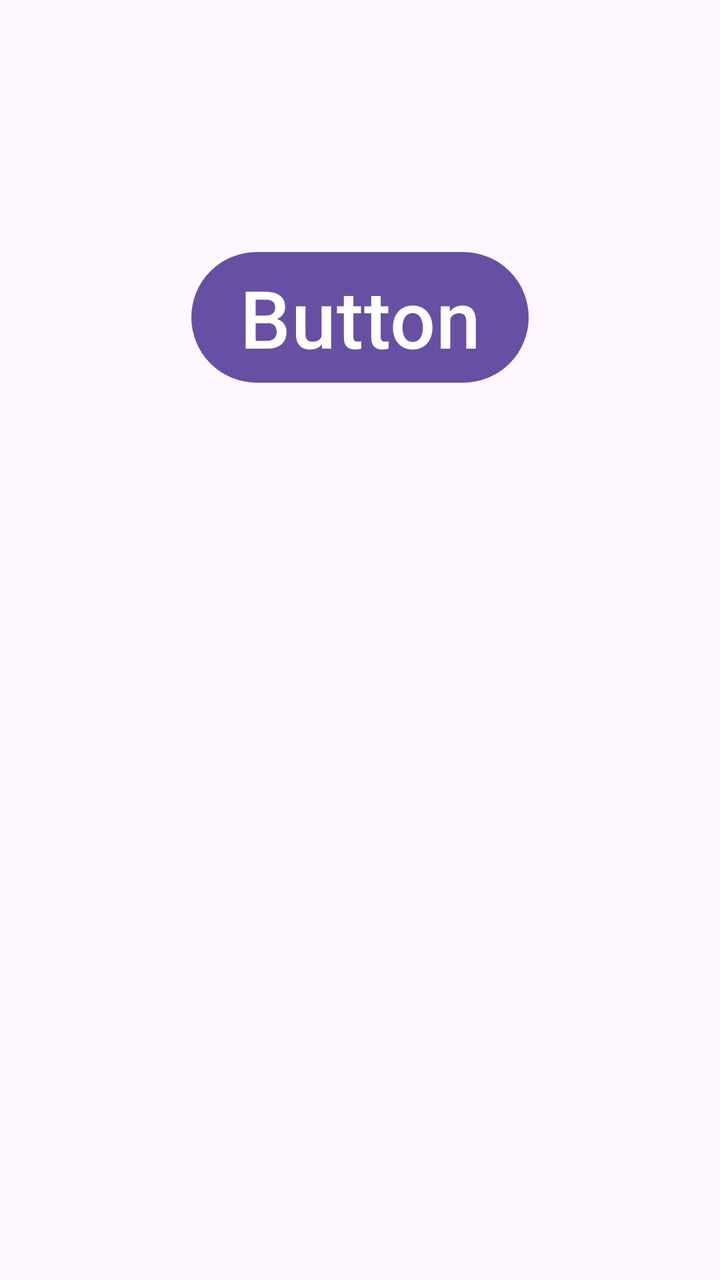
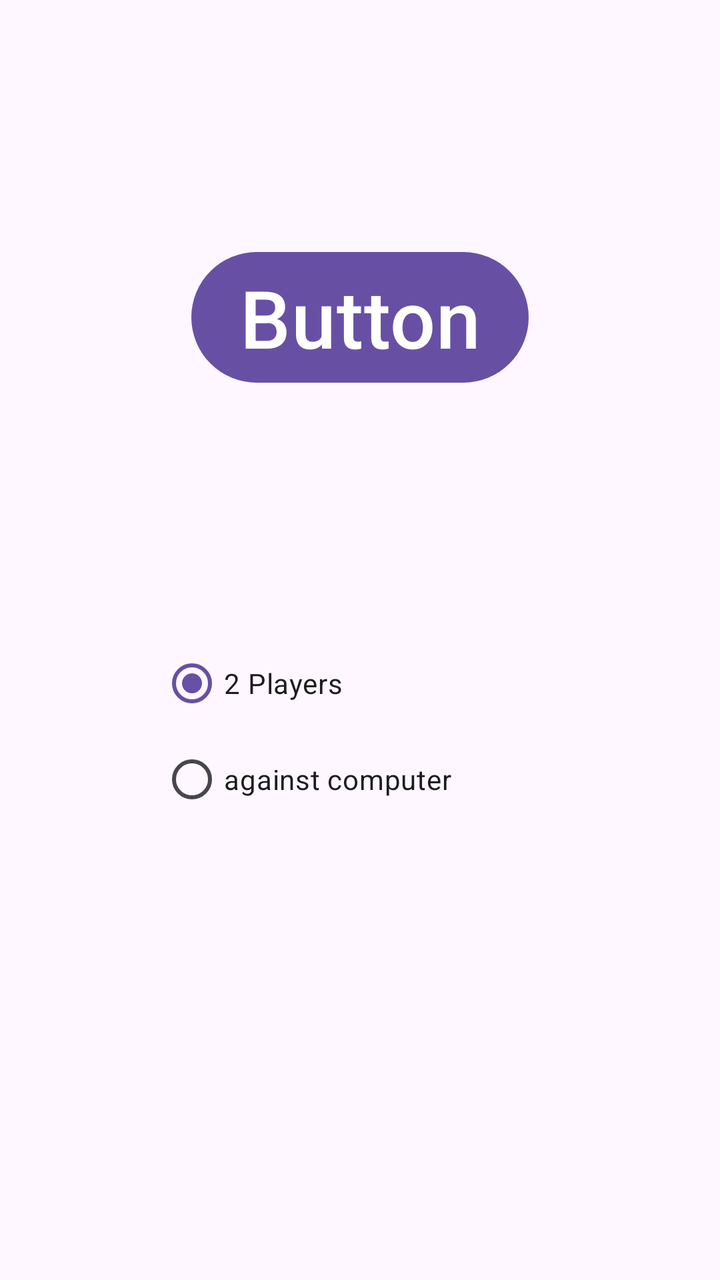

Compare the two renders of this Android layout. The source of the first and the diff that turns it into the second are given below.
<!-- AndroidManifest.xml: application theme Theme.TicTacToe -->
<!-- res/layout/activity_main.xml -->
<?xml version="1.0" encoding="utf-8"?>
<androidx.constraintlayout.widget.ConstraintLayout xmlns:android="http://schemas.android.com/apk/res/android"
    xmlns:app="http://schemas.android.com/apk/res-auto"
    xmlns:tools="http://schemas.android.com/tools"
    android:id="@+id/main"
    android:layout_width="match_parent"
    android:layout_height="match_parent"
    tools:context=".MainActivity">


    <Button
        android:id="@+id/btnGame"
        android:layout_width="wrap_content"
        android:layout_height="wrap_content"
        android:text="Button"
        android:textSize="40dp"
        app:layout_constraintBottom_toBottomOf="parent"
        app:layout_constraintEnd_toEndOf="parent"
        app:layout_constraintStart_toStartOf="parent"
        app:layout_constraintTop_toTopOf="parent"
        app:layout_constraintVertical_bias="0.215" />

</androidx.constraintlayout.widget.ConstraintLayout>
<!-- resources referenced by this layout -->
<resources>
  <style name="Theme.TicTacToe" parent="Base.Theme.TicTacToe" />
  <style name="Base.Theme.TicTacToe" parent="Theme.Material3.DayNight.NoActionBar">
          
          
      </style>
</resources>

<!-- the commit's change to res/layout/activity_main.xml (unified diff, before → after) -->
@@ -5,7 +5,8 @@
     android:id="@+id/main"
     android:layout_width="match_parent"
     android:layout_height="match_parent"
-    tools:context=".MainActivity">
+    tools:context=".MainActivity"
+    tools:ignore="MissingConstraints">
 
 
     <Button
@@ -20,4 +21,27 @@
         app:layout_constraintTop_toTopOf="parent"
         app:layout_constraintVertical_bias="0.215" />
 
+    <RadioGroup
+        android:layout_width="200dp"
+        android:layout_height="200dp"
+        app:layout_constraintBottom_toBottomOf="parent"
+        app:layout_constraintEnd_toEndOf="parent"
+        app:layout_constraintStart_toStartOf="parent"
+        app:layout_constraintTop_toBottomOf="@+id/btnGame" >
+
+        <RadioButton
+            android:id="@+id/radioButton1"
+            android:layout_width="match_parent"
+            android:layout_height="wrap_content"
+            android:checked="true"
+            android:text="2 Players" />
+
+        <RadioButton
+            android:id="@+id/radioButton2"
+            android:layout_width="match_parent"
+            android:layout_height="wrap_content"
+            android:text="against computer " />
+    </RadioGroup>
+
+
 </androidx.constraintlayout.widget.ConstraintLayout>
